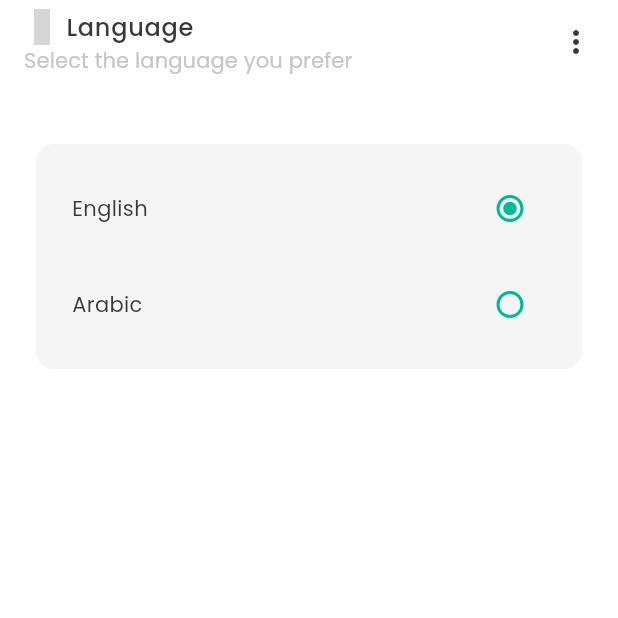
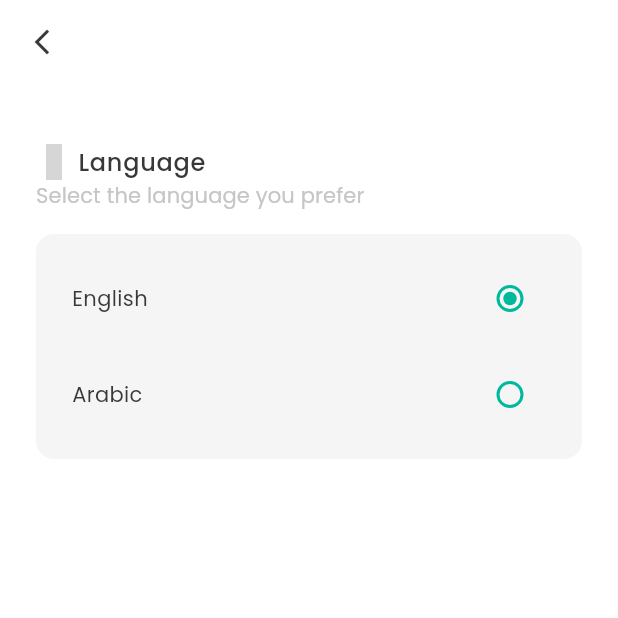
Before and after one commit to Taim-Amer/Comprehensive-Pharmacy-pharmacist-role, a Flutter app: the SettingsScreen screen opened directly, on a phone screen of 412 x 824 dp, the top half of it. Run offline on Flutter 3.47's test engine with Material 3 defaults, Android fonts, the phone set to English and light mode, and no system bars; our stand-ins replace cached_network_image, dio, dotted_border, file_picker, firebase_messaging, flutter_map and 15 more; missing offline and left inert: flutter_map_location_marker, flutter_polyline_points, measure_size_builder; accounts and stored records are empty; grey boxes are pictures that could not be loaded.

Commit message:
More translation

```diff
--- a/lib/features/orders/controllers/orders_controller.dart
+++ b/lib/features/orders/controllers/orders_controller.dart
@@ -59,10 +59,10 @@ class OrdersController extends GetxController {
 
   var selectedChips = <bool>[true, false, false, false].obs;
   var orderStatusChipList = <String>[
-    TEnglishTexts.newOrders,
-    TEnglishTexts.finishedOrders,
+    TranslationKey.kNewOrder,
+    TranslationKey.kFinishedOrder,
     TranslationKey.kRejected,
-    TEnglishTexts.currentOrders,
+    TranslationKey.kCurrentOrder,
     TranslationKey.kOnTheWay,
   ].obs;
 
--- a/lib/features/orders/views/order/order_screen.dart
+++ b/lib/features/orders/views/order/order_screen.dart
@@ -60,13 +60,9 @@ class OrderScreen extends StatelessWidget {
                 children: [
                   OrdersList(status: OrdersController.instance.orderStatusChipList2[0]),
                   OrdersList(status: OrdersController.instance.orderStatusChipList2[1]),
-                  // OrdersList(status: OrdersController.instance.orderStatusChipList2[2]),
                   OrdersList(status: OrdersController.instance.orderStatusChipList2[2]),
                   OrdersList(status: OrdersController.instance.orderStatusChipList2[3]),
                   OrdersList(status: OrdersController.instance.orderStatusChipList2[4]),
-                  // CompletedList(status: 'pending',),
-                  // CompletedList(status: 'canceled',),
-                  // CompletedList(status: 'rejected',),
                 ],
               ),
             )),
--- a/lib/features/orders/views/order/widgets/confirm_order_button.dart
+++ b/lib/features/orders/views/order/widgets/confirm_order_button.dart
@@ -1,5 +1,6 @@
 import 'package:comprehensive_pharmacy_pharmacy_role/common/widgets/loaders/loading_widget.dart';
 import 'package:comprehensive_pharmacy_pharmacy_role/features/orders/controllers/orders_controller.dart';
+import 'package:comprehensive_pharmacy_pharmacy_role/localization/keys.dart';
 import 'package:comprehensive_pharmacy_pharmacy_role/utils/constants/enums.dart';
 import 'package:comprehensive_pharmacy_pharmacy_role/utils/constants/text_strings.dart';
 import 'package:flutter/material.dart';
@@ -16,7 +17,7 @@ class ConfirmOrderButton extends StatelessWidget {
       width: double.infinity,
       child: ElevatedButton(
         onPressed: () => OrdersController.instance.confirm(orderID: OrdersController.instance.orderDetailsModel.value.data!.id!).then((value) => OrdersController.instance.getDrivers()),
-        child: Text(TEnglishTexts.confirmOrder),
+        child: Text(TranslationKey.kConfirmOrder),
       ),
     ));
   }
--- a/lib/features/orders/views/order/widgets/order_item.dart
+++ b/lib/features/orders/views/order/widgets/order_item.dart
@@ -104,7 +104,7 @@ class OrderItem extends StatelessWidget {
             TSizes.md.verticalSpace,
             showViewButton ? SizedBox(
               height: 36.h,
-              child: ElevatedButton(onPressed: () => OrdersController.instance.showOrder(orderID: orderID), child: Text(TEnglishTexts.viewOrders)),
+              child: ElevatedButton(onPressed: () => OrdersController.instance.showOrder(orderID: orderID), child: Text(TranslationKey.kViewOrder)),
               // child: ElevatedButton(onPressed: () => THelperFunctions.getPlaceName(33.4673200, 36.3380500), child: Text(TEnglishTexts.viewOrders)),
             ) : const SizedBox(),
           ],
--- a/lib/features/orders/views/order/widgets/orders_header.dart
+++ b/lib/features/orders/views/order/widgets/orders_header.dart
@@ -1,5 +1,6 @@
 import 'package:comprehensive_pharmacy_pharmacy_role/common/widgets/custom_shapes/containers/rounded_container.dart';
 import 'package:comprehensive_pharmacy_pharmacy_role/features/orders/controllers/orders_controller.dart';
+import 'package:comprehensive_pharmacy_pharmacy_role/localization/keys.dart';
 import 'package:comprehensive_pharmacy_pharmacy_role/utils/constants/colors.dart';
 import 'package:comprehensive_pharmacy_pharmacy_role/utils/constants/sizes.dart';
 import 'package:comprehensive_pharmacy_pharmacy_role/utils/constants/text_strings.dart';
@@ -29,7 +30,7 @@ class OrdersHeader extends StatelessWidget {
               mainAxisAlignment: MainAxisAlignment.spaceBetween,
               children: [
                 Text(
-                  TEnglishTexts.readyToReceiveTitle,
+                  TranslationKey.kReady,
                   style: Theme.of(context).textTheme.titleMedium?.copyWith(
                     color: dark ? TColors.light : const Color(0xFF383838),
                   ),
@@ -45,7 +46,7 @@ class OrdersHeader extends StatelessWidget {
           ),
           Expanded(
             child: Text(
-              TEnglishTexts.readyToReceiveSubTitle,
+              TranslationKey.kReady2,
               style: Theme.of(context).textTheme.labelLarge?.copyWith(color: const Color(0xFF707070)),
             ),
           ),
--- a/lib/features/orders/views/order/widgets/reject_order_button.dart
+++ b/lib/features/orders/views/order/widgets/reject_order_button.dart
@@ -16,7 +16,7 @@ class RejectOrderButton extends StatelessWidget {
       width: double.infinity,
       child: OutlinedButton(
         onPressed: () => OrdersController.instance.reject(orderID: OrdersController.instance.orderDetailsModel.value.data!.id!),
-        child: Text(TranslationKey.kRejected),
+        child: Text(TranslationKey.kRejectOrder),
       ),
     );
   }
--- a/lib/features/personalization/views/settings/settings_screen.dart
+++ b/lib/features/personalization/views/settings/settings_screen.dart
@@ -1,19 +1,41 @@
 import 'package:comprehensive_pharmacy_pharmacy_role/common/styles/spacing_styles.dart';
 import 'package:comprehensive_pharmacy_pharmacy_role/common/widgets/appbar/appbar.dart';
 import 'package:comprehensive_pharmacy_pharmacy_role/features/personalization/views/settings/widgets/select_languages_container.dart';
-import 'package:comprehensive_pharmacy_pharmacy_role/features/personalization/views/settings/widgets/settings_appbar.dart';
+import 'package:comprehensive_pharmacy_pharmacy_role/localization/keys.dart';
+import 'package:comprehensive_pharmacy_pharmacy_role/utils/helpers/exports.dart';
 import 'package:flutter/material.dart';
+import 'package:iconsax/iconsax.dart';
 
 class SettingsScreen extends StatelessWidget {
   const SettingsScreen({super.key});
 
   @override
   Widget build(BuildContext context) {
+    final dark = THelperFunctions.isDarkMode(context);
     return Scaffold(
-      appBar: const TAppBar(title: SettingsAppbar()),
+      appBar: const TAppBar(showBackArrow: true),
       body: Padding(
         padding: TSpacingStyle.paddingWithAppBarHeight,
-        child: const LanguageChangingContainer(),
+        child: Column(
+          children: [
+            Column(
+              crossAxisAlignment: CrossAxisAlignment.start,
+              mainAxisAlignment: MainAxisAlignment.center,
+              children: [
+                Row(
+                  children: [
+                    Icon(Iconsax.language_circle, color: dark ? TColors.light : const Color(0xFF383838), size: 24),
+                    TSizes.xs.horizontalSpace,
+                    Text(TranslationKey.kLanguages, style: Theme.of(context).textTheme.bodyLarge?.copyWith(fontWeight: FontWeight.w500)),
+                  ],
+                ),
+                Text(TranslationKey.kLanguageSelect, style: Theme.of(context).textTheme.labelLarge),
+              ],
+            ),
+            TSizes.md.verticalSpace,
+            const LanguageChangingContainer(),
+          ],
+        ),
       ),
     );
   }
--- a/lib/features/personalization/views/settings/widgets/settings_appbar.dart
+++ b/lib/features/personalization/views/settings/widgets/settings_appbar.dart
@@ -1,3 +1,4 @@
+import 'package:comprehensive_pharmacy_pharmacy_role/common/widgets/buttons/back_icon.dart';
 import 'package:comprehensive_pharmacy_pharmacy_role/localization/keys.dart';
 import 'package:comprehensive_pharmacy_pharmacy_role/utils/constants/colors.dart';
 import 'package:comprehensive_pharmacy_pharmacy_role/utils/constants/sizes.dart';
@@ -13,28 +14,9 @@ class SettingsAppbar extends StatelessWidget {
   Widget build(BuildContext context) {
     final dark = THelperFunctions.isDarkMode(context);
     return Row(
-      mainAxisAlignment: MainAxisAlignment.spaceBetween,
+      // mainAxisAlignment: MainAxisAlignment.spaceBetween,
       children: [
-        Column(
-          crossAxisAlignment: CrossAxisAlignment.start,
-          mainAxisAlignment: MainAxisAlignment.center,
-          children: [
-            Row(
-              children: [
-                Icon(Iconsax.language_circle, color: dark ? TColors.light : const Color(0xFF383838), size: 24),
-                TSizes.xs.horizontalSpace,
-                Text(TranslationKey.kLanguages, style: Theme.of(context).textTheme.bodyLarge?.copyWith(fontWeight: FontWeight.w500)),
-              ],
-            ),
-            Text(TranslationKey.kLanguageSelect, style: Theme.of(context).textTheme.labelLarge),
-          ],
-        ),
-        GestureDetector(
-          onTap: () {
-            Scaffold.of(context).openDrawer();
-          },
-          child: Icon(Icons.more_vert, color: dark ? TColors.light : const Color(0xFF383838)),
-        ),
+        const BackIcon(),
       ],
     );
   }
--- a/lib/localization/keys.dart
+++ b/lib/localization/keys.dart
@@ -45,12 +45,12 @@ class TranslationKey {
   static String get kLanguages => "languages".tr;
   static String get kPrivacy => "privacy".tr;
   static String get kSignOut => "signOut".tr;
-  static String get kCompleted => "completed";
-  static String get kPending => "pending";
-  static String get kCanceled => "canceled";
-  static String get kRejected => "rejected";
-  static String get kProcessing => "processing";
-  static String get kOnTheWay => "onTheWay";
+  static String get kCompleted => "completed".tr;
+  static String get kPending => "pending".tr;
+  static String get kCanceled => "canceled".tr;
+  static String get kRejected => "rejected".tr;
+  static String get kProcessing => "processing".tr;
+  static String get kOnTheWay => "onTheWay".tr;
   static String get kOrderID => "orderID".tr;
   static String get kPharmacyName => "pharmacyName".tr;
   static String get kOrderDate => "orderDate".tr;
@@ -111,4 +111,12 @@ class TranslationKey {
   static String get kOnTheWayOrdersEmptySubTitle => "onTheWayOrdersEmptySubTitle".tr;
   static String get kCanceledOrdersEmptyTitle => "canceledOrdersEmptyTitle".tr;
   static String get kCanceledOrdersEmptySubTitle => "canceledOrdersEmptySubTitle".tr;
+  static String get kViewOrder => 'viewOrder'.tr;
+  static String get kNewOrder => 'newOrder'.tr;
+  static String get kFinishedOrder => 'finishOrder'.tr;
+  static String get kCurrentOrder => 'currentOrder'.tr;
+  static String get kConfirmOrder => 'confirmOrder'.tr;
+  static String get kRejectOrder => 'rejectOrder'.tr;
+  static String get kReady => 'ready'.tr;
+  static String get kReady2 => 'ready2'.tr;
 }
--- a/lib/localization/translations.dart
+++ b/lib/localization/translations.dart
@@ -114,6 +114,14 @@ class TAppTranslations extends Translations {
       'finishedOrdersEmptySubTitle': TEnglishTexts.finishedOrdersEmptySubTitle,
       'onTheWayOrdersEmptyTitle': TEnglishTexts.onTheWayOrdersEmptyTitle,
       'onTheWayOrdersEmptySubTitle': TEnglishTexts.onTheWayOrdersEmptySubTitle,
+      'viewOrder': TEnglishTexts.viewOrders,
+      'currentOrder': TEnglishTexts.currentOrders,
+      'finishOrder': TEnglishTexts.finishedOrders,
+      'newOrder': TEnglishTexts.newOrders,
+      'confirmOrder' : TEnglishTexts.confirmOrder,
+      'rejectOrder': TEnglishTexts.rejectOrder,
+      'ready': TEnglishTexts.readyToReceiveTitle,
+      'ready2': TEnglishTexts.readyToReceiveSubTitle,
     },
     'ar': {
       'next': TArabicTexts.next,
@@ -232,6 +240,14 @@ class TAppTranslations extends Translations {
       'finishedOrdersEmptySubTitle': TArabicTexts.finishedOrdersEmptySubTitle,
       'onTheWayOrdersEmptyTitle': TArabicTexts.onTheWayOrdersEmptyTitle,
       'onTheWayOrdersEmptySubTitle': TArabicTexts.onTheWayOrdersEmptySubTitle,
+      'viewOrder': TArabicTexts.viewOrders,
+      'newOrder': TArabicTexts.newOrders,
+      'currentOrder': TArabicTexts.currentOrders,
+      'finishOrder': TArabicTexts.finishedOrders,
+      'confirmOrder' : TArabicTexts.confirmOrder,
+      'rejectOrder': TArabicTexts.rejectOrder,
+      'ready': TArabicTexts.readyToReceiveTitle,
+      'ready2': TArabicTexts.readyToReceiveSubTitle,
     },
   };
 }
--- a/lib/main.dart
+++ b/lib/main.dart
@@ -1,11 +1,14 @@
 import 'package:comprehensive_pharmacy_pharmacy_role/app.dart';
 import 'package:comprehensive_pharmacy_pharmacy_role/utils/storage/cache_helper.dart';
 import 'package:flutter/material.dart';
+import 'package:get/get.dart';
 
 Future<void> main() async{
 
   WidgetsFlutterBinding.ensureInitialized();
 
+  Get.testMode = true;
+
   await TCacheHelper.init();
 
   runApp(const PharmacyApp());
--- a/lib/utils/constants/text_strings.dart
+++ b/lib/utils/constants/text_strings.dart
@@ -62,7 +62,7 @@ class TArabicTexts {
   static String get rejected => 'مرفوض';
   static String get processing => 'قيد المعالجة';
   static String get onTheWay => 'في الطريق';
-  static String get orderID => 'رقم الطلب: #2345213';
+  static String get orderID => 'رقم الطلب: ';
   static String get orderDate => 'تاريخ الطلب';
   static String get orderDetails => 'تفاصيل الطلب';
   static String get prescriptionPhoto => 'صورة الوصفة الطبية';
@@ -214,7 +214,7 @@ class TEnglishTexts {
   static String get rejected => 'Rejected';
   static String get processing => "Processing";
   static String get onTheWay => "On the way";
-  static String get orderID => 'Order ID : #2345213';
+  static String get orderID => 'Order ID : ';
   static String get orderDate => 'Order date';
   static String get finalPrice => 'Final price';
   static String get orderDetails => 'Order Details';
```
Also changed, not shown: lib/features/orders/views/order/drivers_map.dart (+0 -9 lines).
